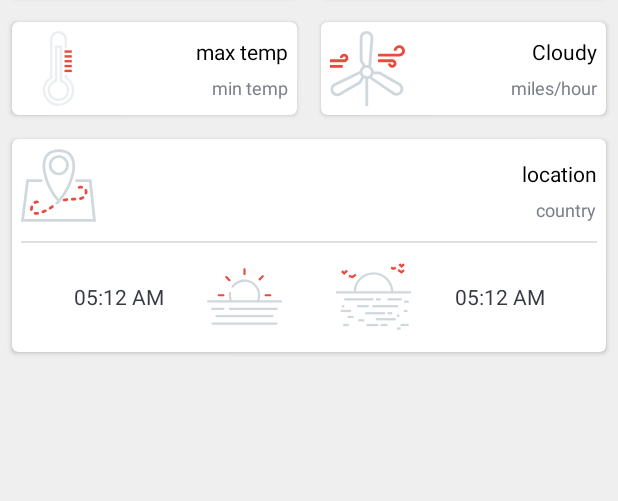
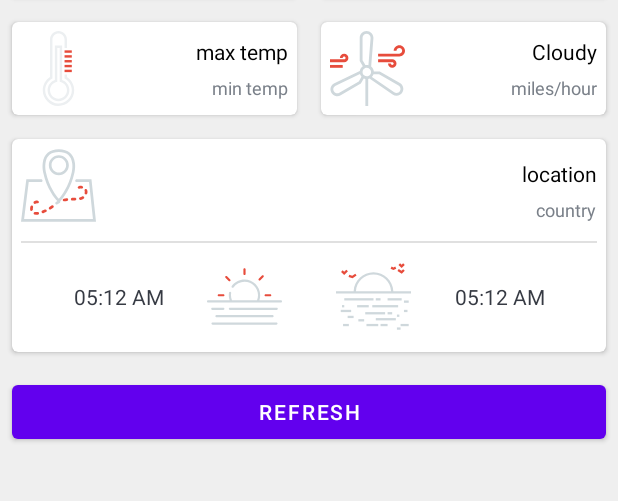
Before and after one commit to kyle-gonzales/weather, an Android app: the layout activity_main.xml on its own in the app's theme, with its tools: preview values and no code run, on a phone screen of 412 x 824 dp, the part 107-608 px from its top. Run offline under Robolectric (Android 15) with nearby library versions, the phone set to English and light mode, and no system bars.

Commit message:
added refresh functionality

```diff
--- /dev/null
+++ b/app/src/main/res/drawable/ic_refresh_24.xml
@@ -0,0 +1,5 @@
+<vector android:height="24dp" android:tint="#FFFFFF"
+    android:viewportHeight="24" android:viewportWidth="24"
+    android:width="24dp" xmlns:android="http://schemas.android.com/apk/res/android">
+    <path android:fillColor="@android:color/white" android:pathData="M17.65,6.35C16.2,4.9 14.21,4 12,4c-4.42,0 -7.99,3.58 -7.99,8s3.57,8 7.99,8c3.73,0 6.84,-2.55 7.73,-6h-2.08c-0.82,2.33 -3.04,4 -5.65,4 -3.31,0 -6,-2.69 -6,-6s2.69,-6 6,-6c1.66,0 3.14,0.69 4.22,1.78L13,11h7V4l-2.35,2.35z"/>
+</vector>
--- a/app/src/main/res/layout/activity_main.xml
+++ b/app/src/main/res/layout/activity_main.xml
@@ -417,4 +417,14 @@
         </androidx.constraintlayout.widget.ConstraintLayout>
     </androidx.cardview.widget.CardView>
 
+    <Button
+        android:id="@+id/btnRefresh"
+        android:layout_width="match_parent"
+        android:layout_height="wrap_content"
+        android:layout_margin="8dp"
+
+        android:text="Refresh"
+
+        />
+
 </LinearLayout>
```
Also changed, not shown: app/src/main/java/com/example/weather/MainActivity.kt (+19 -0 lines), app/src/main/res/menu/menu.xml (added, +14 -0 lines).
